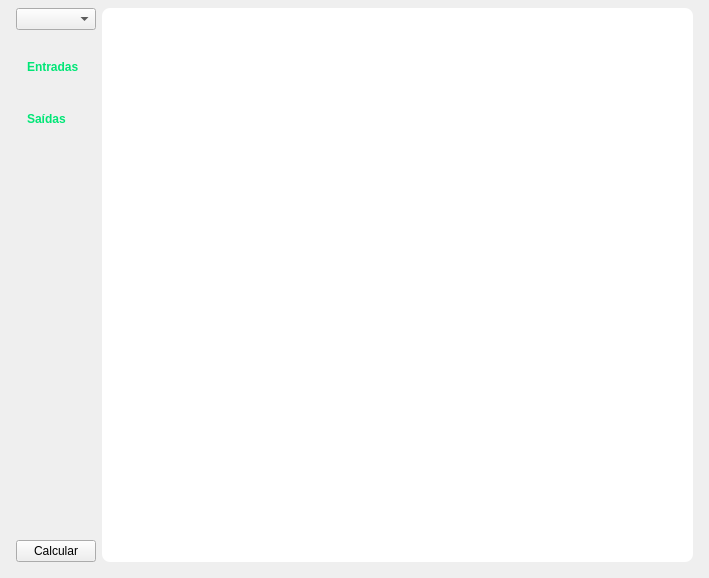
First picture: the form in src/ui/main/window.ui, repository luanws/amplifier-circuits, before the edit.
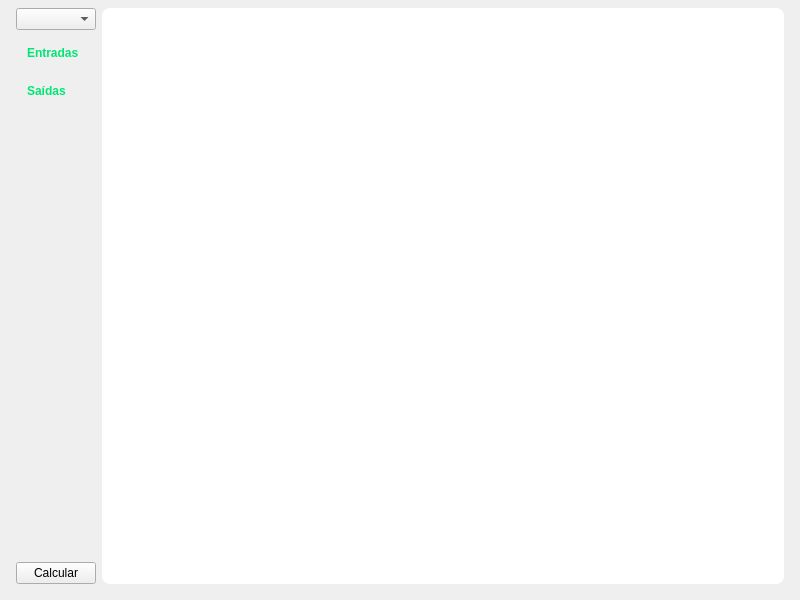
Second picture: the form after the edit.

Commit message: fix(main): design

The edit to the form file:
```diff
--- a/src/ui/main/window.ui
+++ b/src/ui/main/window.ui
@@ -6,8 +6,8 @@
    <rect>
     <x>0</x>
     <y>0</y>
-    <width>709</width>
-    <height>578</height>
+    <width>800</width>
+    <height>600</height>
    </rect>
   </property>
   <property name="windowTitle">
@@ -31,11 +31,42 @@
      <number>16</number>
     </property>
     <item>
-     <layout class="QGridLayout" name="gridLayout">
-      <item row="4" column="0">
+     <layout class="QHBoxLayout" name="horizontalLayout">
+      <item>
        <layout class="QVBoxLayout" name="verticalLayout_2">
+        <property name="spacing">
+         <number>8</number>
+        </property>
         <item>
-         <layout class="QVBoxLayout" name="input_layout"/>
+         <widget class="QComboBox" name="amplifier_polarizations_combo_box"/>
+        </item>
+        <item>
+         <widget class="QLabel" name="input_label">
+          <property name="sizePolicy">
+           <sizepolicy hsizetype="Preferred" vsizetype="Fixed">
+            <horstretch>0</horstretch>
+            <verstretch>0</verstretch>
+           </sizepolicy>
+          </property>
+          <property name="styleSheet">
+           <string notr="true">padding: 8px;
+font-weight: bold;
+color: #00e676;</string>
+          </property>
+          <property name="text">
+           <string>Entradas</string>
+          </property>
+          <property name="alignment">
+           <set>Qt::AlignLeading|Qt::AlignLeft|Qt::AlignVCenter</set>
+          </property>
+         </widget>
+        </item>
+        <item>
+         <layout class="QVBoxLayout" name="input_layout">
+          <property name="spacing">
+           <number>0</number>
+          </property>
+         </layout>
         </item>
         <item>
          <widget class="QLabel" name="output_label">
@@ -46,8 +77,7 @@
            </sizepolicy>
           </property>
           <property name="styleSheet">
-           <string notr="true">margin-top: 16px;
-padding: 8px;
+           <string notr="true">padding: 8px;
 font-weight: bold;
 color: #00e676;</string>
           </property>
@@ -63,11 +93,28 @@
          <layout class="QVBoxLayout" name="output_layout"/>
         </item>
         <item>
-         <widget class="QWidget" name="widget" native="true"/>
+         <widget class="QWidget" name="widget" native="true">
+          <property name="sizePolicy">
+           <sizepolicy hsizetype="Preferred" vsizetype="Expanding">
+            <horstretch>0</horstretch>
+            <verstretch>0</verstretch>
+           </sizepolicy>
+          </property>
+         </widget>
+        </item>
+        <item>
+         <widget class="QPushButton" name="calculate_push_button">
+          <property name="cursor">
+           <cursorShape>PointingHandCursor</cursorShape>
+          </property>
+          <property name="text">
+           <string>Calcular</string>
+          </property>
+         </widget>
         </item>
        </layout>
       </item>
-      <item row="2" column="1" rowspan="4">
+      <item>
        <widget class="QWidget" name="graphics_widget" native="true">
         <property name="sizePolicy">
          <sizepolicy hsizetype="Expanding" vsizetype="Expanding">
@@ -84,41 +131,6 @@
         </property>
        </widget>
       </item>
-      <item row="5" column="0">
-       <widget class="QPushButton" name="calculate_push_button">
-        <property name="cursor">
-         <cursorShape>PointingHandCursor</cursorShape>
-        </property>
-        <property name="text">
-         <string>Calcular</string>
-        </property>
-       </widget>
-      </item>
-      <item row="2" column="0">
-       <widget class="QComboBox" name="amplifier_polarizations_combo_box"/>
-      </item>
-      <item row="3" column="0">
-       <widget class="QLabel" name="input_label">
-        <property name="sizePolicy">
-         <sizepolicy hsizetype="Preferred" vsizetype="Fixed">
-          <horstretch>0</horstretch>
-          <verstretch>0</verstretch>
-         </sizepolicy>
-        </property>
-        <property name="styleSheet">
-         <string notr="true">margin-top: 16px;
-padding: 8px;
-font-weight: bold;
-color: #00e676;</string>
-        </property>
-        <property name="text">
-         <string>Entradas</string>
-        </property>
-        <property name="alignment">
-         <set>Qt::AlignLeading|Qt::AlignLeft|Qt::AlignVCenter</set>
-        </property>
-       </widget>
-      </item>
      </layout>
     </item>
    </layout>
```
Left out of the diff: 6 changed lines with no effect on the pictures. The commit also changes 3 other files.
